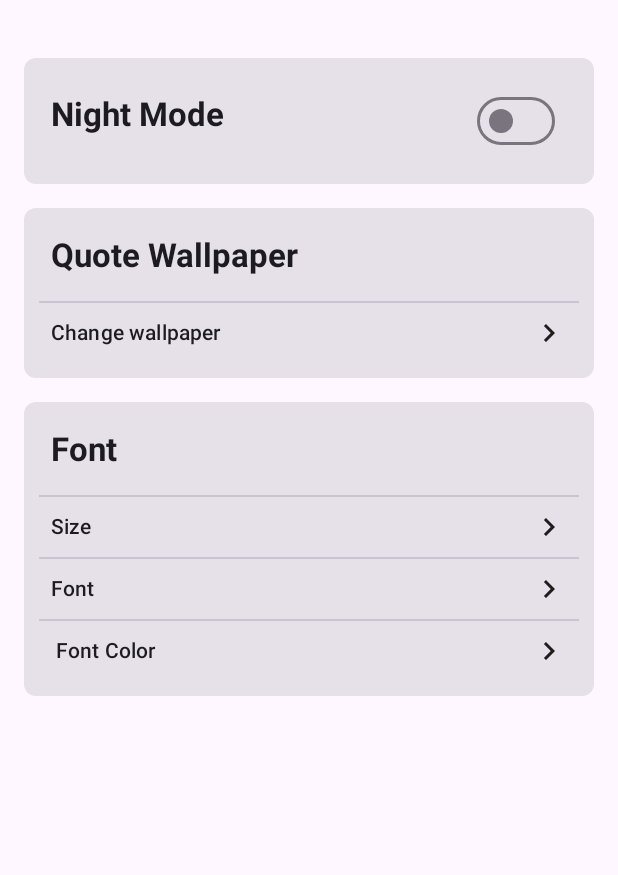
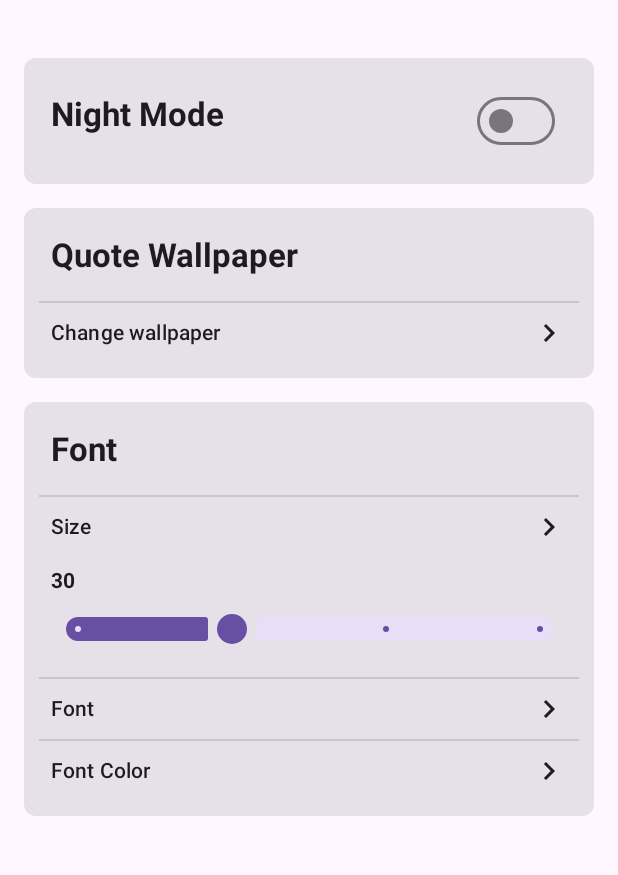
Before and after one commit to Ftm-amani/quote-of-day, an Android app built with Jetpack Compose: the SettingsScreen screen opened through its navigation route, after a tap on "Size", on a phone screen of 412 x 824 dp, the part 62-937 px from its top. Run offline under Robolectric (Android 15) with nearby library versions, the phone set to English and light mode, and no system bars; our stand-ins replace Dagger/Hilt's generated code, Room's generated code.

Commit message:
SettingsScreen|font size setting implemented

```diff
--- a/app/src/main/java/com/example/quoteofday/ui/home/HomeScreen.kt
+++ b/app/src/main/java/com/example/quoteofday/ui/home/HomeScreen.kt
@@ -48,6 +48,7 @@ import androidx.compose.ui.text.style.TextAlign
 import com.example.quoteofday.data.models.MenuItem
 import com.example.quoteofday.ui.MainViewModel
 import com.example.quoteofday.ui.favotire.FavoritesViewModel
+import com.example.quoteofday.ui.setting.FontManager
 import com.example.quoteofday.ui.setting.wallpaper.BackgroundManager
 import com.example.quoteofday.ui.setting.wallpaper.backgroundOptions
 import com.google.android.material.animation.AnimationUtils.lerp
@@ -74,6 +75,8 @@ fun QuoteScreen(
     val context = LocalContext.current
     val backgroundManager = BackgroundManager(LocalContext.current)
     val selectedBackgroundIndex = backgroundManager.getBackgroundIndex()
+    val fontManager = FontManager(LocalContext.current)
+    val selectedFontSize = fontManager.getFontSize()
 
     Scaffold(
         scaffoldState = scaffoldState,
@@ -142,6 +145,7 @@ fun QuoteScreen(
                                 pagerState = pagerState
                             ),
                         backgroundIndex = selectedBackgroundIndex,
+                        fontSize = selectedFontSize,
                         onFavoriteClick = {
                             favoritesViewModel.toggleQuoteFavorite(quotes[page])
                         },
@@ -166,11 +170,15 @@ fun QuoteItem(
     quote: Quotes,
     modifier: Modifier,
     backgroundIndex: Int,
+    fontSize: Int,
     onFavoriteClick: () -> Unit,
     onShareClick: () -> Unit) {
 
     val selectedBackgroundIndex by remember {
         mutableIntStateOf(backgroundIndex)
+    }
+    val selectedFontSize by remember {
+        mutableIntStateOf(fontSize)
     }
     val backgroundImage: Painter = painterResource(backgroundOptions[selectedBackgroundIndex])
 
@@ -203,7 +211,7 @@ fun QuoteItem(
                         text = quote.text,
                         fontFamily = FontFamily.Serif,
                         fontWeight = FontWeight.Bold,
-                        fontSize = 40.sp,
+                        fontSize = selectedFontSize.sp,
                         textAlign = TextAlign.Center,
                         modifier = Modifier
                             .padding(16.dp)
--- /dev/null
+++ b/app/src/main/java/com/example/quoteofday/ui/setting/FontManager.kt
@@ -0,0 +1,19 @@
+package com.example.quoteofday.ui.setting
+
+import android.content.Context
+import android.content.SharedPreferences
+import androidx.core.content.edit
+
+class FontManager (context: Context) {
+    private val sharedPreferences: SharedPreferences = context.getSharedPreferences("font_prefs", Context.MODE_PRIVATE)
+
+    fun saveFontSize(size: Int) {
+        sharedPreferences.edit {
+            putInt("font_size", size)
+        }
+    }
+
+    fun getFontSize(): Int {
+        return sharedPreferences.getInt("font_size", 30)
+    }
+}
--- a/app/src/main/java/com/example/quoteofday/ui/setting/SettingScreen.kt
+++ b/app/src/main/java/com/example/quoteofday/ui/setting/SettingScreen.kt
@@ -2,6 +2,7 @@ package com.example.quoteofday.ui.setting
 
 import android.annotation.SuppressLint
 import androidx.compose.foundation.clickable
+import androidx.compose.foundation.interaction.MutableInteractionSource
 import androidx.compose.foundation.layout.*
 import androidx.compose.foundation.shape.RoundedCornerShape
 import androidx.compose.material.Icon
@@ -11,14 +12,21 @@ import androidx.compose.material.icons.filled.KeyboardArrowRight
 import androidx.compose.material3.Card
 import androidx.compose.material3.CardDefaults
 import androidx.compose.material3.Divider
+import androidx.compose.material3.ExperimentalMaterial3Api
 import androidx.compose.material3.MaterialTheme
 import androidx.compose.material3.Scaffold
+import androidx.compose.material3.Slider
+import androidx.compose.material3.SliderDefaults
 import androidx.compose.material3.Switch
 import androidx.compose.material3.Text
 import androidx.compose.runtime.*
 import androidx.compose.ui.Alignment
 import androidx.compose.ui.Modifier
+import androidx.compose.ui.platform.LocalContext
+import androidx.compose.ui.semantics.contentDescription
+import androidx.compose.ui.semantics.semantics
 import androidx.compose.ui.text.font.FontWeight
+import androidx.compose.ui.unit.DpSize
 import androidx.compose.ui.unit.dp
 import androidx.navigation.NavController
 import com.example.quoteofday.navigation.AppScreens
@@ -29,6 +37,9 @@ import kotlinx.coroutines.launch
 @Composable
 fun SettingsScreen(navController: NavController) {
     var darkMode by remember { mutableStateOf(false) }
+    var fontSizeSettingExpand by remember { mutableStateOf(false) }
+    var fontColorSettingExpand by remember { mutableStateOf(false) }
+    var fontSettingExpand by remember { mutableStateOf(false) }
     val scope = rememberCoroutineScope()
 
     Scaffold(
@@ -73,33 +84,42 @@ fun SettingsScreen(navController: NavController) {
                     ) {
                         SettingsSubSectionCard(
                             title = "Change wallpaper",
+                            isExpandedInitially = false,
                             onItemClick = {
                                 navController.navigate(AppScreens.ChangeWallpaperScreen.name)
-                            })
-
+                            }
+                        ) {}
                     }
                     // Font Section
                     SettingsSectionCard(title = "Font", hasToggle = false, toggleState = false) {
                         SettingsSubSectionCard(
                             title = "Size",
+                            isExpandedInitially = fontSizeSettingExpand,
                             onItemClick = {
-
-                            })
+                                fontSizeSettingExpand = !fontSizeSettingExpand
+                            }) {
+                            FontSizeSettingContent()
+                        }
                         Divider()
                         SettingsSubSectionCard(
                             title = "Font",
+                            isExpandedInitially = fontSettingExpand,
                             onItemClick = {
-
-                            })
+                                fontSettingExpand = !fontSettingExpand
+                            }) {
+//                           todo implement font setting
+                        }
                         Divider()
                         SettingsSubSectionCard(
-                            title = " Font Color",
+                            title = "Font Color",
+                            isExpandedInitially = fontColorSettingExpand,
                             onItemClick = {
-
-                            })
+                                fontColorSettingExpand = !fontColorSettingExpand
+                            }) {
+//                           todo implement color setting
                         }
                     }
-
+                }
             }
         }
     )
@@ -156,7 +176,14 @@ fun SettingsSectionCard(
 }
 
 @Composable
-fun SettingsSubSectionCard(title: String, onItemClick: () -> Unit) {
+fun SettingsSubSectionCard(
+    title: String,
+    isExpandedInitially: Boolean,
+    onItemClick: () -> Unit,
+    content: @Composable () -> Unit
+) {
+    Column {
+
         Row(
             modifier = Modifier
                 .fillMaxWidth()
@@ -173,5 +200,43 @@ fun SettingsSubSectionCard(title: String, onItemClick: () -> Unit) {
                 imageVector = Icons.Default.KeyboardArrowRight,
                 contentDescription = "go to $title setting"
             )
+
+        }
+
+        if (isExpandedInitially) {
+            content()
         }
     }
+}
+
+@OptIn(ExperimentalMaterial3Api::class)
+@Composable
+fun FontSizeSettingContent(){
+    val interactionSource = remember { MutableInteractionSource() }
+    val fontManager = FontManager(LocalContext.current)
+    val fontSize = fontManager.getFontSize().toFloat()
+    var sliderPosition by remember { mutableFloatStateOf(fontSize) }
+
+    Column(modifier = Modifier
+        .padding(8.dp)) {
+        Text(text = sliderPosition.toInt().toString(),
+            fontWeight = FontWeight.Bold)
+        Slider(
+            modifier = Modifier.semantics { contentDescription = "font size" },
+            value = sliderPosition,
+            onValueChange = { sliderPosition = it },
+            valueRange = 25f..40f,
+            steps = 2,
+            interactionSource = interactionSource,
+            onValueChangeFinished = {
+                fontManager.saveFontSize(sliderPosition.toInt())
+            },
+            thumb = {
+                SliderDefaults.Thumb(
+                    interactionSource = interactionSource,
+                    thumbSize = DpSize(20.dp,20.dp)
+                )
+            },
+            )
+    }
+}
```
Lines whose indentation alone changed are shown as unchanged.
